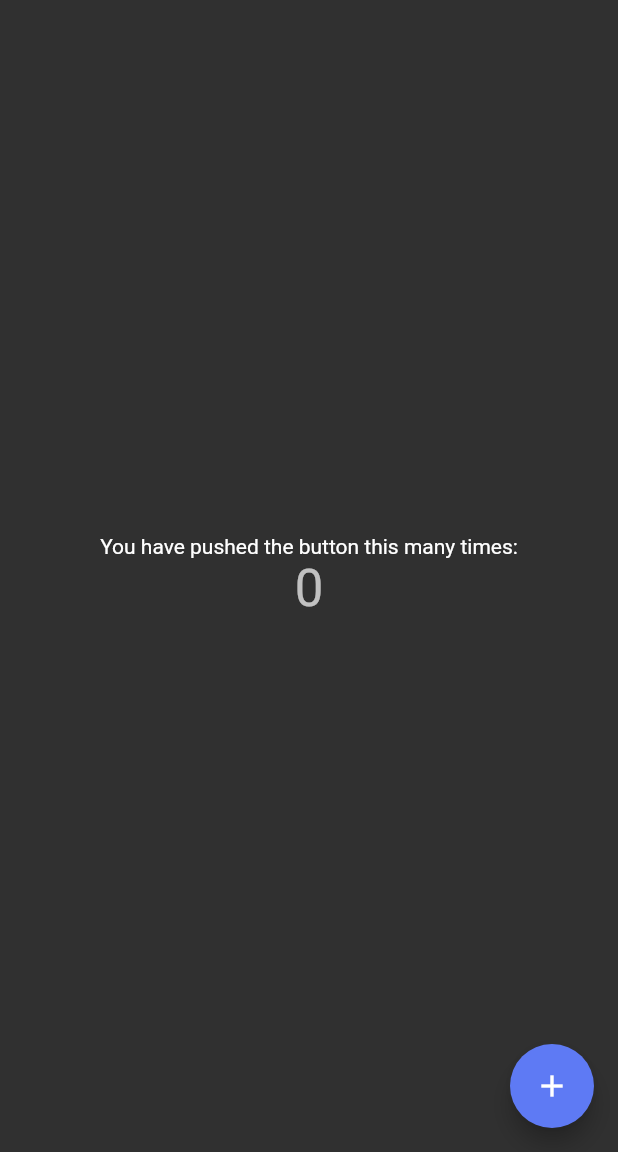
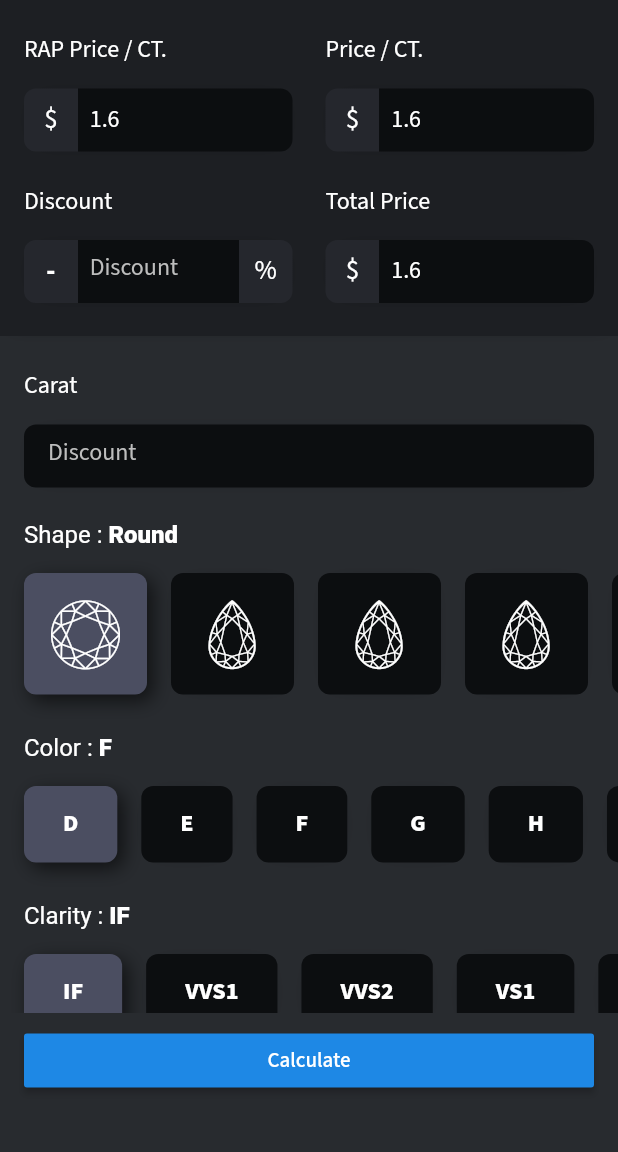
Before and after one commit to parmesh-shiroya/Diamond-Calculator, a Flutter app: the screen it shows after launch, on a phone screen of 412 x 824 dp, the part 84-1236 px from its top. Run offline on Flutter 3.47's test engine with Material 2 defaults, Android fonts, the phone set to English and light mode, and no system bars; our stand-ins replace google_fonts.

Commit message:
Complete Screen Design

```diff
--- a/lib/Constant.dart
+++ b/lib/Constant.dart
@@ -2,6 +2,8 @@ import 'package:flutter/material.dart';
 
 
 const kBackgroudColor = Color(0xFF282B2F);
-const kPrimaryColor = Color(0xFF6E6F76);
+const kPrimaryColor = Color(0xFF4B4E61);
+const kPrimaryDarkColor2 = Color(0xFF1D1F23);
 const kPrimaryDarkColor = Color(0xFF0C0E10);
+const kPrimaryDarkColor3 = Color(0xFF25272D);
 const kAccentColor = Color(0xFF5E7AF4);
--- a/lib/main.dart
+++ b/lib/main.dart
@@ -1,5 +1,7 @@
 import 'package:diamondcalculator/Constant.dart';
+import 'package:diamondcalculator/screens/calculator_screen.dart';
 import 'package:flutter/material.dart';
+import 'package:google_fonts/google_fonts.dart';
 
 void main() {
   runApp(MyApp());
@@ -14,105 +16,23 @@ class MyApp extends StatelessWidget {
       debugShowCheckedModeBanner: false,
       themeMode: ThemeMode.dark,
       darkTheme: ThemeData(
-          brightness: Brightness.dark,
-          backgroundColor: kBackgroudColor,
-          accentColor: kAccentColor,
-          primaryColor: kPrimaryColor,
-          primaryColorDark: kPrimaryDarkColor,
-        appBarTheme: AppBarTheme(color: Colors.transparent,elevation: 0.0),
+        brightness: Brightness.dark,
+        scaffoldBackgroundColor: kBackgroudColor,
+        highlightColor: Colors.transparent,
+        splashColor: Colors.transparent,
+        accentColor: kAccentColor,
+        primaryColor: kPrimaryColor,
+        textTheme: GoogleFonts.sourceSansProTextTheme()
+            .apply(bodyColor: Colors.white, displayColor: Colors.white),
+        primaryColorDark: kPrimaryDarkColor,
+        appBarTheme: AppBarTheme(color: Colors.transparent, elevation: 0.0),
       ),
       theme: ThemeData(
-
         brightness: Brightness.light,
-        primarySwatch:  Colors.blue,
+        primarySwatch: Colors.blue,
         visualDensity: VisualDensity.adaptivePlatformDensity,
       ),
-      home: MyHomePage(title: 'Flutter Demo Home Page'),
+      home: CalculatorScreen(title: 'Flutter Demo Home Page'),
     );
   }
 }
-
-class MyHomePage extends StatefulWidget {
-  MyHomePage({Key key, this.title}) : super(key: key);
-
-  // This widget is the home page of your application. It is stateful, meaning
-  // that it has a State object (defined below) that contains fields that affect
-  // how it looks.
-
-  // This class is the configuration for the state. It holds the values (in this
-  // case the title) provided by the parent (in this case the App widget) and
-  // used by the build method of the State. Fields in a Widget subclass are
-  // always marked "final".
-
-  final String title;
-
-  @override
-  _MyHomePageState createState() => _MyHomePageState();
-}
-
-class _MyHomePageState extends State<MyHomePage> {
-  int _counter = 0;
-
-  void _incrementCounter() {
-    setState(() {
-      // This call to setState tells the Flutter framework that something has
-      // changed in this State, which causes it to rerun the build method below
-      // so that the display can reflect the updated values. If we changed
-      // _counter without calling setState(), then the build method would not be
-      // called again, and so nothing would appear to happen.
-      _counter++;
-    });
-  }
-
-  @override
-  Widget build(BuildContext context) {
-    // This method is rerun every time setState is called, for instance as done
-    // by the _incrementCounter method above.
-    //
-    // The Flutter framework has been optimized to make rerunning build methods
-    // fast, so that you can just rebuild anything that needs updating rather
-    // than having to individually change instances of widgets.
-    return Scaffold(
-      appBar: AppBar(
-        // Here we take the value from the MyHomePage object that was created by
-        // the App.build method, and use it to set our appbar title.
-        title: Text(widget.title),
-      ),
-      body: Center(
-        // Center is a layout widget. It takes a single child and positions it
-        // in the middle of the parent.
-        child: Column(
-          // Column is also a layout widget. It takes a list of children and
-          // arranges them vertically. By default, it sizes itself to fit its
-          // children horizontally, and tries to be as tall as its parent.
-          //
-          // Invoke "debug painting" (press "p" in the console, choose the
-          // "Toggle Debug Paint" action from the Flutter Inspector in Android
-          // Studio, or the "Toggle Debug Paint" command in Visual Studio Code)
-          // to see the wireframe for each widget.
-          //
-          // Column has various properties to control how it sizes itself and
-          // how it positions its children. Here we use mainAxisAlignment to
-          // center the children vertically; the main axis here is the vertical
-          // axis because Columns are vertical (the cross axis would be
-          // horizontal).
-          mainAxisAlignment: MainAxisAlignment.center,
-          children: <Widget>[
-            Text(
-              'You have pushed the button this many times:',
-            ),
-            Text(
-              '$_counter',
-              style: Theme.of(context).textTheme.headline4,
-            ),
-          ],
-        ),
-      ),
-      floatingActionButton: FloatingActionButton(
-        onPressed: _incrementCounter,
-        tooltip: 'Increment',
-        child: Icon(Icons.add),
-      ), // This trailing comma makes auto-formatting nicer for build methods.
-    );
-  }
-}
--- /dev/null
+++ b/lib/presentation/custom_icons.dart
@@ -0,0 +1,34 @@
+/// Flutter icons Custom
+/// Copyright (C) 2020 by original authors @ fluttericon.com, fontello.com
+/// This font was generated by FlutterIcon.com, which is derived from Fontello.
+///
+/// To use this font, place it in your fonts/ directory and include the
+/// following in your pubspec.yaml
+///
+/// flutter:
+///   fonts:
+///    - family:  Custom
+///      fonts:
+///       - asset: fonts/Custom.ttf
+///
+///
+///
+import 'package:flutter/widgets.dart';
+
+class Custom {
+  Custom._();
+
+  static const _kFontFam = 'Custom';
+  static const _kFontPkg = null;
+
+  static const IconData oval = IconData(0xe800, fontFamily: _kFontFam, fontPackage: _kFontPkg);
+  static const IconData princess = IconData(0xe801, fontFamily: _kFontFam, fontPackage: _kFontPkg);
+  static const IconData asscher = IconData(0xe802, fontFamily: _kFontFam, fontPackage: _kFontPkg);
+  static const IconData cushion = IconData(0xe803, fontFamily: _kFontFam, fontPackage: _kFontPkg);
+  static const IconData radiant = IconData(0xe804, fontFamily: _kFontFam, fontPackage: _kFontPkg);
+  static const IconData round = IconData(0xe805, fontFamily: _kFontFam, fontPackage: _kFontPkg);
+  static const IconData pear = IconData(0xe806, fontFamily: _kFontFam, fontPackage: _kFontPkg);
+  static const IconData marquise = IconData(0xe807, fontFamily: _kFontFam, fontPackage: _kFontPkg);
+  static const IconData emerald = IconData(0xe808, fontFamily: _kFontFam, fontPackage: _kFontPkg);
+  static const IconData heart = IconData(0xe809, fontFamily: _kFontFam, fontPackage: _kFontPkg);
+}
--- /dev/null
+++ b/lib/screens/calculator_screen.dart
@@ -0,0 +1,469 @@
+import 'package:diamondcalculator/Constant.dart';
+import 'package:diamondcalculator/presentation/custom_icons.dart';
+import 'package:flutter/cupertino.dart';
+import 'package:flutter/material.dart';
+
+class CalculatorScreen extends StatefulWidget {
+  CalculatorScreen({Key key, this.title}) : super(key: key);
+  final String title;
+
+  @override
+  _CalculatorScreenState createState() => _CalculatorScreenState();
+}
+
+class _CalculatorScreenState extends State<CalculatorScreen> {
+  int _counter = 0;
+
+  void _incrementCounter() {
+    setState(() {
+      _counter++;
+    });
+  }
+
+  @override
+  Widget build(BuildContext context) {
+    return Scaffold(
+      appBar: AppBar(
+        title: Text(widget.title),
+      ),
+      body: Column(
+        children: <Widget>[
+          Container(
+            decoration: BoxDecoration(
+              color: kPrimaryDarkColor2,
+              boxShadow: [
+                BoxShadow(
+                  color: Colors.black,
+                  spreadRadius: -10.0,
+                  blurRadius: 10.0,
+                ),
+              ],
+            ),
+//        color: kPrimaryDarkColor2,
+            padding: EdgeInsets.symmetric(vertical: 22, horizontal: 16),
+            child: Wrap(
+              runSpacing: 22,
+              spacing: 22,
+              children: <Widget>[
+                PriceField1(title: "RAP Price / CT.", price: 1.6),
+                PriceField1(title: "Price / CT.", price: 1.6),
+                PriceField2(title: "Discount"),
+                PriceField1(title: "Total Price", price: 1.6),
+              ],
+            ),
+          ),
+          Container(
+            height:  MediaQuery.of(context).size.height - 373,
+            child: SingleChildScrollView(
+              child: Column(
+
+                crossAxisAlignment: CrossAxisAlignment.start,
+                children: <Widget>[
+                  SizedBox(height: 22),
+                  Padding(
+                    padding: const EdgeInsets.symmetric(horizontal: 16),
+                    child: Text(
+                      "Carat",
+                      style: TextStyle(fontSize: 16),
+                    ),
+                  ),
+                  SizedBox(
+                    height: 14,
+                  ),
+                  Container(
+                    margin: EdgeInsets.only(left: 16, right: 16),
+                    padding: EdgeInsets.only(left: 16, right: 16),
+                    height: 42,
+                    decoration: BoxDecoration(
+                      color: kPrimaryDarkColor,
+                      borderRadius: BorderRadius.all(Radius.circular(8)),
+                      boxShadow: [
+                        BoxShadow(
+                          color: Colors.black,
+                          spreadRadius: -10.0,
+                          blurRadius: 10.0,
+                        ),
+                      ],
+                    ),
+                    child: TextField(
+                      keyboardType: TextInputType.number,
+                      decoration: InputDecoration(
+                          border: InputBorder.none,
+                          hintText: "Discount",
+                          hintStyle: TextStyle(color: Colors.grey[400])),
+                      style: TextStyle(fontSize: 16),
+                    ),
+                  ),
+                  SizedBox(
+                    height: 22,
+                  ),
+                  Header2(title:"Shape",value:"Round"),
+                  Container(
+                    height: 113,
+                    child: ListView(
+                      padding: EdgeInsets.symmetric(horizontal: 8),
+                      scrollDirection: Axis.horizontal,
+                      children: <Widget>[
+                        ShapeButton(
+                          icon: Custom.round,
+                          isActive: true,
+                        ),
+                        ShapeButton(icon: Custom.pear),
+                        ShapeButton(icon: Custom.pear),
+                        ShapeButton(icon: Custom.pear),
+                        ShapeButton(icon: Custom.pear),
+                        ShapeButton(icon: Custom.pear),
+                        ShapeButton(icon: Custom.pear),
+                        ShapeButton(icon: Custom.pear),
+                        ShapeButton(icon: Custom.pear),
+                        ShapeButton(icon: Custom.pear),
+                      ],
+                    ),
+                  ),
+                  SizedBox(
+                    height: 10,
+                  ),
+                  Header2(title:"Color",value:"F"),
+                  Container(
+                    height: 83,
+                    child: ListView(
+                      padding: EdgeInsets.symmetric(horizontal: 8),
+                      scrollDirection: Axis.horizontal,
+                      children: <Widget>[
+                        ButtonType1(
+                          title: "D",
+                          isActive: true,
+                        ),
+                        ButtonType1(title: "E"),
+                        ButtonType1(title: "F"),
+                        ButtonType1(title: "G"),
+                        ButtonType1(title: "H"),
+                        ButtonType1(title: "I"),
+                        ButtonType1(title: "J"),
+                      ],
+                    ),
+                  ),
+                  SizedBox(
+                    height: 10,
+                  ),
+                  Header2(title:"Clarity",value:"IF"),
+                  Container(
+                    height: 83,
+                    child: ListView(
+                      padding: EdgeInsets.symmetric(horizontal: 8),
+                      scrollDirection: Axis.horizontal,
+                      children: <Widget>[
+                        ButtonType1(
+                          title: "IF",
+                          isActive: true,
+                        ),
+                        ButtonType1(title: "VVS1"),
+                        ButtonType1(title: "VVS2"),
+                        ButtonType1(title: "VS1"),
+                        ButtonType1(title: "VS2"),
+                        ButtonType1(title: "SI1"),
+                        ButtonType1(title: "SI2"),
+                      ],
+                    ),
+                  )
+                ],
+              ),
+            ),
+          ),
+          Container(
+            padding: EdgeInsets.symmetric(vertical: 8,horizontal: 16),
+            child: Row(children: <Widget>[
+//              Expanded(child: RaisedButton(child: Text("Search"),),),
+//              SizedBox(width: 16,),
+              Expanded(child: RaisedButton(child: Text("Calculate"),onPressed: (){},),)
+            ],),
+          )
+        ],
+      ),
+
+    );
+  }
+}
+
+class Header2 extends StatelessWidget {
+  final String title;
+  final String value;
+  const Header2({
+    Key key, this.title, this.value,
+  }) : super(key: key);
+
+  @override
+  Widget build(BuildContext context) {
+    return Padding(
+      padding: const EdgeInsets.symmetric(horizontal: 16),
+      child: RichText(
+        text: TextSpan(
+          children: [
+            TextSpan(text: "$title : "),
+            TextSpan(
+                text: value,
+                style: TextStyle(fontWeight: FontWeight.w800))
+          ],
+          style: TextStyle(fontSize: 16),
+        ),
+
+//                  style: TextStyle(fontSize: 16),
+      ),
+    );
+  }
+}
+
+class ButtonType1 extends StatelessWidget {
+  final String title;
+  final bool isActive;
+
+  const ButtonType1({
+    Key key,
+    this.title,
+    this.isActive = false,
+  }) : super(key: key);
+
+  @override
+  Widget build(BuildContext context) {
+    return Container(
+      margin: EdgeInsets.symmetric(horizontal: 8,vertical: 16),
+      decoration: BoxDecoration(
+        color: isActive ? kPrimaryColor : kPrimaryDarkColor,
+        borderRadius: BorderRadius.all(Radius.circular(8)),
+        boxShadow: [
+          isActive
+              ? BoxShadow(
+            color: Colors.black.withOpacity(0.6),
+            blurRadius: 10.0,
+            offset: Offset(
+              4.0, // Move to right 10  horizontally
+              4.0, // Move to bottom 10 Vertically
+            ),
+          )
+              : BoxShadow(
+            color: Colors.black,
+            spreadRadius: -10.0,
+            blurRadius: 10.0,
+          )
+        ],
+      ),
+      padding: EdgeInsets.symmetric(vertical: 14,horizontal: 26),
+
+
+        child:Text(title,style: TextStyle(fontSize: 16,fontWeight: FontWeight.w800),),
+
+
+    );
+  }
+}
+
+class ShapeButton extends StatelessWidget {
+  final IconData icon;
+  final bool isActive;
+
+  const ShapeButton({
+    Key key,
+    this.icon,
+    this.isActive = false,
+  }) : super(key: key);
+
+  @override
+  Widget build(BuildContext context) {
+    return Container(
+      margin: EdgeInsets.symmetric(horizontal: 8,vertical: 16),
+      decoration: BoxDecoration(
+        color: isActive ? kPrimaryColor : kPrimaryDarkColor,
+        borderRadius: BorderRadius.all(Radius.circular(8)),
+        boxShadow: [
+          isActive
+              ? BoxShadow(
+                  color: Colors.black.withOpacity(0.6),
+                  blurRadius: 10.0,
+                  offset: Offset(
+                    4.0, // Move to right 10  horizontally
+                    4.0, // Move to bottom 10 Vertically
+                  ),
+                )
+              : BoxShadow(
+                  color: Colors.black,
+                  spreadRadius: -10.0,
+                  blurRadius: 10.0,
+                )
+        ],
+      ),
+      padding: EdgeInsets.all(10),
+      child: IconButton(
+        iconSize: 46,
+        icon: Icon(
+          icon,
+        ),
+        onPressed: () {},
+      ),
+    );
+  }
+}
+
+class PriceField1 extends StatelessWidget {
+  final String title;
+  final double price;
+
+  const PriceField1({
+    Key key,
+    this.title,
+    this.price,
+  }) : super(key: key);
+
+  @override
+  Widget build(BuildContext context) {
+    return LayoutBuilder(builder: (context, constraints) {
+      return Container(
+        width: constraints.maxWidth / 2 - 11,
+        child: Column(
+          crossAxisAlignment: CrossAxisAlignment.start,
+          children: <Widget>[
+            Text(
+              title,
+              style: TextStyle(fontSize: 16),
+            ),
+            SizedBox(
+              height: 14,
+            ),
+            Container(
+              height: 42,
+              decoration: BoxDecoration(
+                gradient: LinearGradient(
+                    colors: [kPrimaryDarkColor3, kPrimaryDarkColor],
+                    stops: [0.2, 0.2]),
+                borderRadius: BorderRadius.all(Radius.circular(8)),
+                boxShadow: [
+                  BoxShadow(
+                    color: Colors.black,
+                    spreadRadius: -10.0,
+                    blurRadius: 10.0,
+                  ),
+                ],
+              ),
+              child: Row(
+                children: <Widget>[
+                  Expanded(
+                    flex: 2,
+                    child: Align(
+                      alignment: Alignment.center,
+                      child: Text(
+                        "\$",
+                        style: TextStyle(fontSize: 18),
+                      ),
+                    ),
+                  ),
+                  Expanded(
+                    flex: 8,
+                    child: Padding(
+                      padding: EdgeInsets.only(left: 8, right: 8),
+                      child: Text(
+                        price.toString(),
+                        style: TextStyle(fontSize: 16),
+                      ),
+                    ),
+                  )
+                ],
+              ),
+            )
+          ],
+        ),
+      );
+    });
+  }
+}
+
+class PriceField2 extends StatelessWidget {
+  final String title;
+
+  const PriceField2({
+    Key key,
+    this.title,
+  }) : super(key: key);
+
+  @override
+  Widget build(BuildContext context) {
+    return LayoutBuilder(builder: (context, constraints) {
+      return Container(
+        width: constraints.maxWidth / 2 - 11,
+        child: Column(
+          crossAxisAlignment: CrossAxisAlignment.start,
+          children: <Widget>[
+            Text(
+              title,
+              style: TextStyle(fontSize: 16),
+            ),
+            SizedBox(
+              height: 14,
+            ),
+            Container(
+              height: 42,
+              decoration: BoxDecoration(
+                gradient: LinearGradient(colors: [
+                  kPrimaryDarkColor3,
+                  kPrimaryDarkColor,
+                  kPrimaryDarkColor,
+                  kPrimaryDarkColor3
+                ], stops: [
+                  0.2,
+                  0.2,
+                  0.8,
+                  0.8
+                ]),
+                borderRadius: BorderRadius.all(Radius.circular(8)),
+                boxShadow: [
+                  BoxShadow(
+                    color: Colors.black,
+                    spreadRadius: -10.0,
+                    blurRadius: 10.0,
+                  ),
+                ],
+              ),
+              child: Row(
+                children: <Widget>[
+                  Expanded(
+                    flex: 2,
+                    child: Align(
+                      alignment: Alignment.center,
+                      child: Text(
+                        "-",
+                        style: TextStyle(
+                            fontSize: 18, fontWeight: FontWeight.w800),
+                      ),
+                    ),
+                  ),
+                  Expanded(
+                    flex: 6,
+                    child: Padding(
+                      padding: EdgeInsets.only(left: 8, right: 8),
+                      child: TextField(
+                        keyboardType: TextInputType.number,
+                        decoration: InputDecoration(
+                            border: InputBorder.none,
+                            hintText: "Discount",
+                            hintStyle: TextStyle(color: Colors.grey[400])),
+                        style: TextStyle(fontSize: 16),
+                      ),
+                    ),
+                  ),
+                  Expanded(
+                    flex: 2,
+                    child: Align(
+                      alignment: Alignment.center,
+                      child: Text(
+                        "%",
+                        style: TextStyle(fontSize: 18),
+                      ),
+                    ),
+                  ),
+                ],
+              ),
+            )
+          ],
+        ),
+      );
+    });
+  }
+}
```
Also changed, not shown: pubspec.yaml (+8 -4 lines), assets/fonts/Custom.ttf (added), pubspec.lock.
